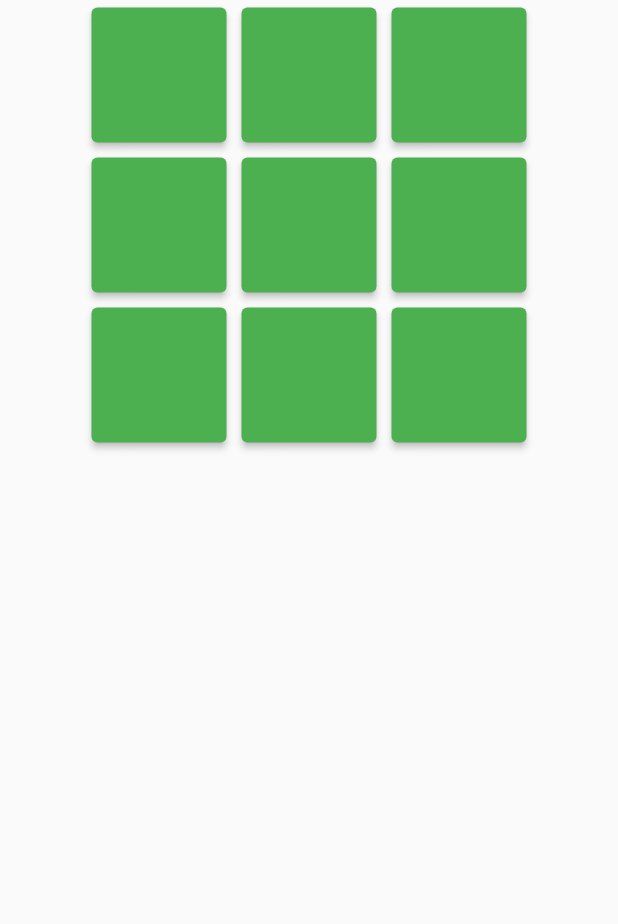
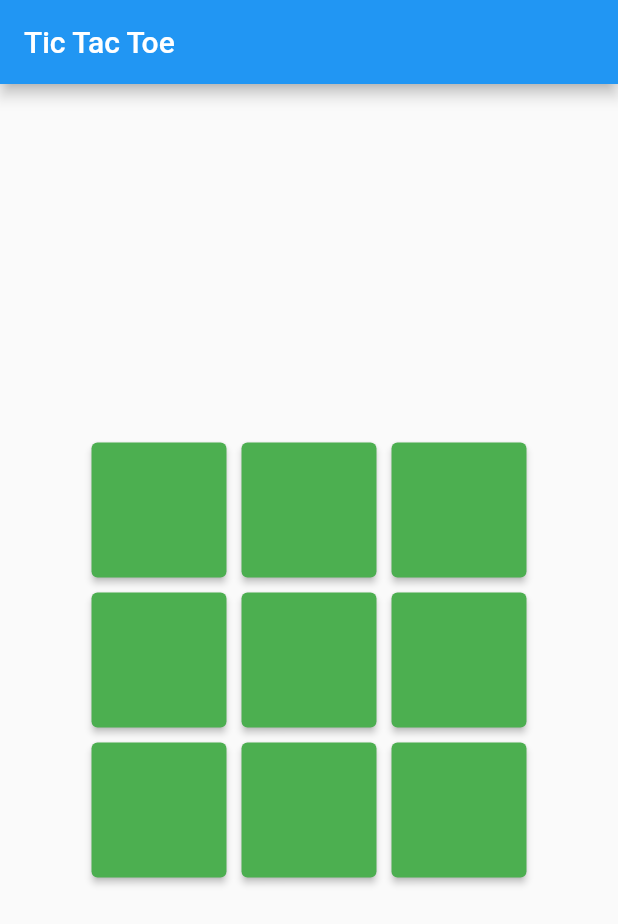
Before and after one commit to Rhemi7/TicTacToe, a Flutter app: the screen it shows after launch, on a phone screen of 412 x 824 dp. Shown: the top 924 px of the screen. Run offline on Flutter 3.47's test engine with Material 2 defaults, Android fonts, the phone set to English and light mode, and no system bars; our stand-ins replace hooks_riverpod.

Commit message:
Added app bar and check for draw

```diff
--- a/lib/presentation/home_screen.dart
+++ b/lib/presentation/home_screen.dart
@@ -43,10 +43,15 @@ class HomeScreen extends HookConsumerWidget {
         ref.read(gameProvider).init();
       }
     });
+
     return SafeArea(
       child: Scaffold(
+        appBar: AppBar(
+          title: const Text('Tic Tac Toe'),
+        ),
         body: Column(
           crossAxisAlignment: CrossAxisAlignment.center,
+          mainAxisAlignment: MainAxisAlignment.center,
           children: BoardBuilder.buildBoard(
             gameVm.matrix,
                 (index, model) => RowBuilder(xIndex: index, gameProvider: gameVm),
--- a/lib/presentation/widgets/plate_widget.dart
+++ b/lib/presentation/widgets/plate_widget.dart
@@ -28,7 +28,7 @@ class PlateWidget extends HookConsumerWidget {
           onPressed: () {
             ref.read(gameProvider).plateTapped(value, xIndex, yIndex);
           },
-          child: Text(value)),
+          child: Text(value, style: const TextStyle(fontSize: 25),)),
     );
   }
 }
--- a/lib/provider/game_provider.dart
+++ b/lib/provider/game_provider.dart
@@ -46,6 +46,7 @@ class GameProvider extends ChangeNotifier{
       if(getWinner(row, column)) {
         _isGameOver = true;
       }
+      totalMoves++;
 
       notifyListeners();
     }
```
